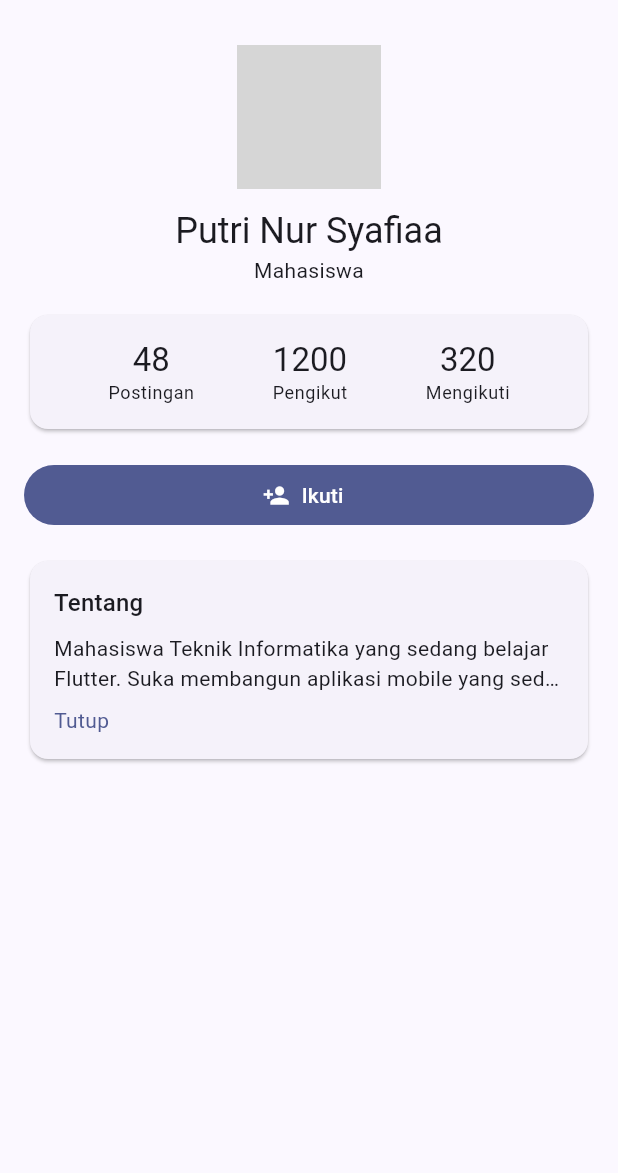
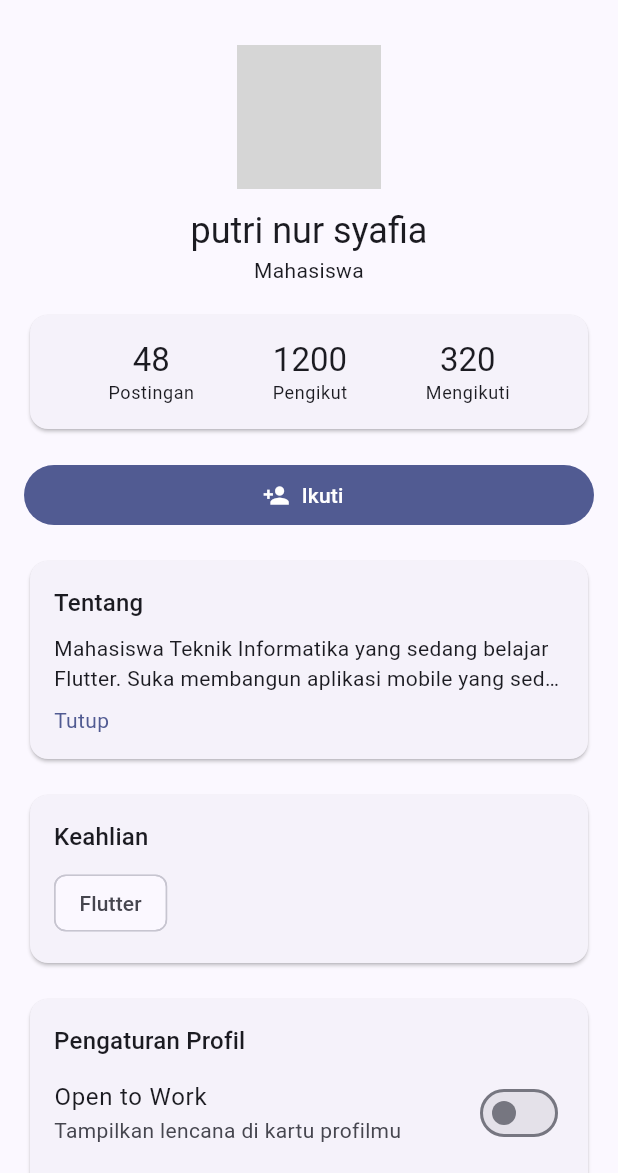
Before and after one commit to syafiafia22-cloud/profildigital, a Flutter app: the screen it shows after launch, on a phone screen of 412 x 824 dp, the part 63-1236 px from its top. Run offline on Flutter 3.47's test engine with Material 3 defaults, Android fonts, the light colour scheme and no system bars; network calls fail; grey boxes are pictures that could not be loaded.

Commit message:
pertemuan_kedua

```diff
--- a/lib/main.dart
+++ b/lib/main.dart
@@ -1,6 +1,16 @@
 import 'package:flutter/material.dart';
 
 void main() => runApp(const MyApp());
+
+enum ProfileStatus {
+  student('Mahasiswa'),
+  freelancer('Freelancer'),
+  intern('Magang'),
+  employee('Karyawan');
+
+  const ProfileStatus(this.label);
+  final String label;
+}
 
 class MyApp extends StatelessWidget {
   const MyApp({super.key});
@@ -24,20 +34,25 @@ class ProfilePage extends StatefulWidget {
 }
 
 class _ProfilePageState extends State<ProfilePage> {
-  static const _name = 'Putri Nur Syafiaa';
+  bool _isFollowing = false;
+  int _followers = 1200;
+  bool _openToWork = false;
+  bool _isBioExpanded = false;
+
+  ProfileStatus _status = ProfileStatus.student;
+
+  static const _allSkills = ['Flutter', 'Dart', 'UI/UX', 'Firebase', 'Git'];
+
+  final Set<String> _skills = {'Flutter'};
+
+  static const _name = 'putri nur syafia ';
   static const _bio =
       'Mahasiswa Teknik Informatika yang sedang belajar Flutter. '
       'Suka membangun aplikasi mobile yang sederhana, rapi, dan berguna. '
       'Sedang mengerjakan proyek akhir semester bertema kartu profil digital.';
 
-  // State Variables (Lab 1, Lab 2, & Lab 4)
-  bool _isFollowing = false;
-  int _followers = 1200;
-  bool _isBioExpanded = false;
-
-  // Helper Methods (Lab 2 & Lab 3)
   void _setFollowing(bool value) {
-    if (_isFollowing == value) return; // tidak ada perubahan, abaikan
+    if (_isFollowing == value) return;
     setState(() {
       _isFollowing = value;
       _followers += value ? 1 : -1;
@@ -46,7 +61,7 @@ class _ProfilePageState extends State<ProfilePage> {
 
   void _showSnack(String message, {SnackBarAction? action}) {
     ScaffoldMessenger.of(context)
-      ..hideCurrentSnackBar() // hindari Snackbar menumpuk
+      ..hideCurrentSnackBar()
       ..showSnackBar(
         SnackBar(
           content: Text(message),
@@ -56,20 +71,84 @@ class _ProfilePageState extends State<ProfilePage> {
       );
   }
 
-  void _onFollowPressed() {
-    if (_isFollowing) {
-      _setFollowing(false);
-      _showSnack('Kamu berhenti mengikuti $_name');
-    } else {
+  Future<bool> _showConfirmDialog({
+    required String title,
+    required String message,
+    required String confirmLabel,
+  }) async {
+    final result = await showDialog<bool>(
+      context: context,
+      builder: (dialogContext) => AlertDialog(
+        title: Text(title),
+        content: Text(message),
+        actions: [
+          TextButton(
+            onPressed: () => Navigator.pop(dialogContext, false),
+            child: const Text('Batal'),
+          ),
+          FilledButton(
+            onPressed: () => Navigator.pop(dialogContext, true),
+            child: Text(confirmLabel),
+          ),
+        ],
+      ),
+    );
+    return result ?? false;
+  }
+
+  Future<void> _onFollowPressed() async {
+    if (!_isFollowing) {
       _setFollowing(true);
       _showSnack(
         'Kamu mulai mengikuti $_name',
         action: SnackBarAction(
           label: 'BATAL',
-          onPressed: () => _setFollowing(false), // Undo
+          onPressed: () => _setFollowing(false),
         ),
       );
+      return;
     }
+
+    final confirmed = await _showConfirmDialog(
+      title: 'Berhenti mengikuti?',
+      message: 'Kamu tidak akan lagi melihat pembaruan dari $_name.',
+      confirmLabel: 'Berhenti',
+    );
+
+    if (!confirmed || !mounted) return;
+
+    _setFollowing(false);
+    _showSnack('Kamu berhenti mengikuti $_name');
+  }
+
+  void _onSkillChanged(String skill, bool selected) {
+    setState(() {
+      if (selected) {
+        _skills.add(skill);
+      } else {
+        _skills.remove(skill);
+      }
+    });
+  }
+
+  Future<void> _onResetPressed() async {
+    final confirmed = await _showConfirmDialog(
+      title: 'Reset pengaturan?',
+      message: 'Semua pengaturan akan kembali ke nilai awal.',
+      confirmLabel: 'Reset',
+    );
+
+    if (!confirmed || !mounted) return;
+
+    setState(() {
+      _openToWork = false;
+      _skills
+        ..clear()
+        ..add('Flutter');
+      _status = ProfileStatus.student;
+    });
+
+    _showSnack('Pengaturan berhasil direset');
   }
 
   @override
@@ -87,7 +166,7 @@ class _ProfilePageState extends State<ProfilePage> {
               child: CircleAvatar(
                 radius: 48,
                 backgroundImage: NetworkImage(
-                  'https://akcdn.detik.net.id/community/media/visual/2022/03/10/ilustrasi-langit_43.jpeg?w=700&q=90',
+                  'https://png.pngtree.com/thumb_back/fh260/background/20230716/pngtree-realistic-3d-rendering-of-speeding-clouds-against-a-blue-sky-background-image_3870197.jpg',
                 ),
               ),
             ),
@@ -97,10 +176,19 @@ class _ProfilePageState extends State<ProfilePage> {
               textAlign: TextAlign.center,
               style: textTheme.headlineSmall,
             ),
-            const Text('Mahasiswa', textAlign: TextAlign.center),
+            Text(_status.label, textAlign: TextAlign.center),
+
+            if (_openToWork) ...[
+              const SizedBox(height: 8),
+              const Center(
+                child: Chip(
+                  avatar: Icon(Icons.work_outline, size: 18),
+                  label: Text('Open to Work'),
+                ),
+              ),
+            ],
+
             const SizedBox(height: 16),
-
-            // Section Statistik (Lab 2: angka pengikut dinamis, tanpa const di Card)
             Card(
               child: Padding(
                 padding: const EdgeInsets.symmetric(vertical: 16),
@@ -115,8 +203,6 @@ class _ProfilePageState extends State<ProfilePage> {
               ),
             ),
             const SizedBox(height: 16),
-
-            // Tombol Ikuti (Lab 1 & Lab 3)
             _isFollowing
                 ? OutlinedButton.icon(
                     onPressed: _onFollowPressed,
@@ -128,10 +214,7 @@ class _ProfilePageState extends State<ProfilePage> {
                     icon: const Icon(Icons.person_add),
                     label: const Text('Ikuti'),
                   ),
-
             const SizedBox(height: 16),
-
-            // Kartu tentang bio dengan InkWell & expand/collapse (Lab 4)
             Card(
               child: InkWell(
                 borderRadius: BorderRadius.circular(12),
@@ -160,6 +243,43 @@ class _ProfilePageState extends State<ProfilePage> {
                 ),
               ),
             ),
+
+            const SizedBox(height: 16),
+            Card(
+              child: Padding(
+                padding: const EdgeInsets.all(16),
+                child: Column(
+                  crossAxisAlignment: CrossAxisAlignment.start,
+                  children: [
+                    Text('Keahlian', style: textTheme.titleMedium),
+                    const SizedBox(height: 8),
+                    if (_skills.isEmpty)
+                      const Text('Belum ada keahlian dipilih')
+                    else
+                      Wrap(
+                        spacing: 8,
+                        runSpacing: 8,
+                        children: [
+                          for (final s in _skills) Chip(label: Text(s)),
+                        ],
+                      ),
+                  ],
+                ),
+              ),
+            ),
+
+            const SizedBox(height: 16),
+            _SettingsCard(
+              openToWork: _openToWork,
+              onOpenToWorkChanged: (value) =>
+                  setState(() => _openToWork = value),
+              allSkills: _allSkills,
+              selectedSkills: _skills,
+              onSkillChanged: _onSkillChanged,
+              status: _status,
+              onStatusChanged: (value) => setState(() => _status = value),
+              onReset: _onResetPressed,
+            ),
           ],
         ),
       ),
@@ -167,7 +287,8 @@ class _ProfilePageState extends State<ProfilePage> {
   }
 }
 
-/// Widget kecil untuk satu angka statistik.
+/// Widget kecil untuk satu angka statistik. Sengaja dibuat StatelessWidget:
+/// ia hanya menampilkan data yang diberikan, tidak menyimpan state sendiri.
 class _StatItem extends StatelessWidget {
   const _StatItem({required this.label, required this.value});
 
@@ -186,3 +307,81 @@ class _StatItem extends StatelessWidget {
     );
   }
 }
+
+class _SettingsCard extends StatelessWidget {
+  const _SettingsCard({
+    required this.openToWork,
+    required this.onOpenToWorkChanged,
+    required this.allSkills,
+    required this.selectedSkills,
+    required this.onSkillChanged,
+    required this.status,
+    required this.onStatusChanged,
+    required this.onReset,
+  });
+
+  final bool openToWork;
+  final ValueChanged<bool> onOpenToWorkChanged;
+  final List<String> allSkills;
+  final Set<String> selectedSkills;
+  final void Function(String skill, bool selected) onSkillChanged;
+  final ProfileStatus status;
+  final ValueChanged<ProfileStatus> onStatusChanged;
+  final VoidCallback onReset;
+
+  @override
+  Widget build(BuildContext context) {
+    final textTheme = Theme.of(context).textTheme;
+
+    return Card(
+      child: Padding(
+        padding: const EdgeInsets.all(16),
+        child: Column(
+          crossAxisAlignment: CrossAxisAlignment.start,
+          children: [
+            Text('Pengaturan Profil', style: textTheme.titleMedium),
+            SwitchListTile(
+              contentPadding: EdgeInsets.zero,
+              title: const Text('Open to Work'),
+              subtitle: const Text('Tampilkan lencana di kartu profilmu'),
+              value: openToWork,
+              onChanged: onOpenToWorkChanged,
+            ),
+            const Divider(),
+            const Text('Keahlian'),
+            for (final skill in allSkills)
+              CheckboxListTile(
+                contentPadding: EdgeInsets.zero,
+                dense: true,
+                controlAffinity: ListTileControlAffinity.leading,
+                title: Text(skill),
+                value: selectedSkills.contains(skill),
+                onChanged: (value) => onSkillChanged(skill, value ?? false),
+              ),
+            const Divider(),
+            const Text('Status'),
+            DropdownButton<ProfileStatus>(
+              isExpanded: true,
+              value: status,
+              items: [
+                for (final s in ProfileStatus.values)
+                  DropdownMenuItem(value: s, child: Text(s.label)),
+              ],
+              onChanged: (value) {
+                if (value != null) onStatusChanged(value);
+              },
+            ),
+            Align(
+              alignment: Alignment.centerRight,
+              child: TextButton.icon(
+                onPressed: onReset,
+                icon: const Icon(Icons.restart_alt),
+                label: const Text('Reset pengaturan'),
+              ),
+            ),
+          ],
+        ),
+      ),
+    );
+  }
+}
```
